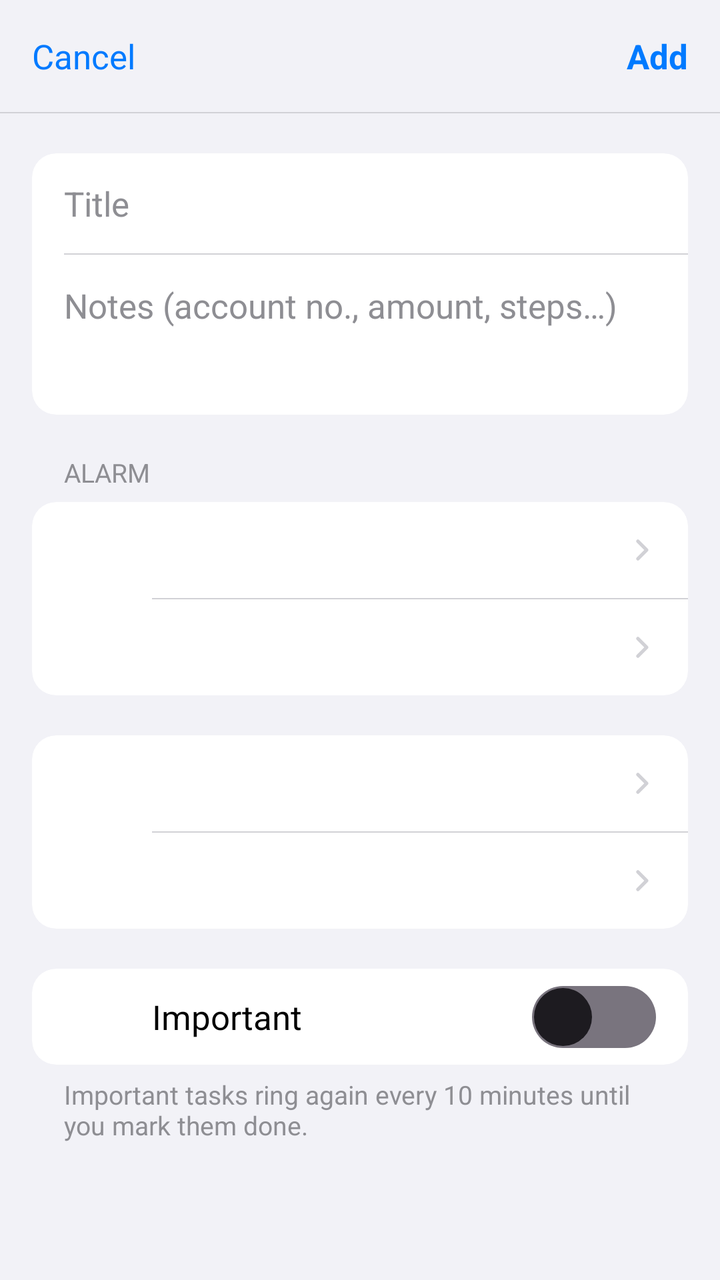
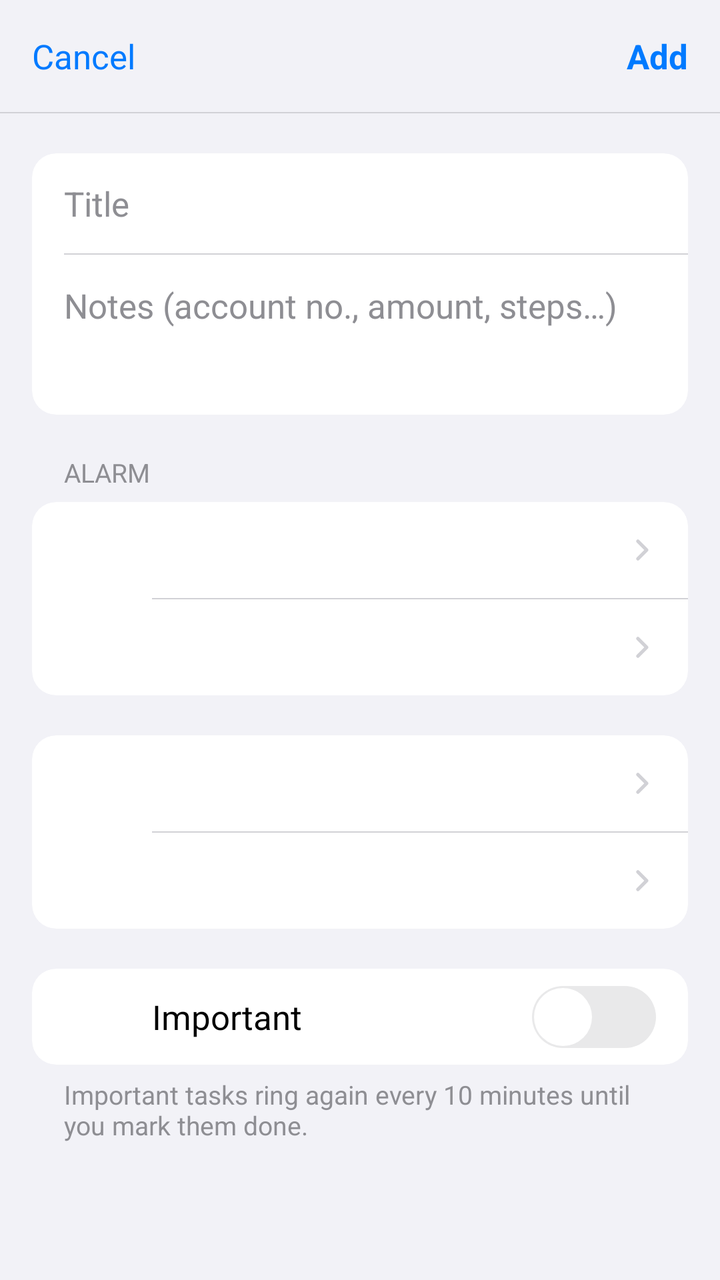

An Android layout rendered at two revisions. The XML below is the earlier revision; the diff shows what the commit changed to produce the second picture.
<!-- AndroidManifest.xml: application theme Theme.OfficeToDo -->
<!-- res/layout/activity_edit.xml -->
<?xml version="1.0" encoding="utf-8"?>
<LinearLayout xmlns:android="http://schemas.android.com/apk/res/android"
    xmlns:app="http://schemas.android.com/apk/res-auto"
    android:layout_width="match_parent"
    android:layout_height="match_parent"
    android:background="@color/ios_bg"
    android:orientation="vertical">

    
    <FrameLayout
        android:layout_width="match_parent"
        android:layout_height="56dp">

        <TextView
            android:id="@+id/bar_cancel"
            android:layout_width="wrap_content"
            android:layout_height="match_parent"
            android:layout_gravity="start"
            android:background="?attr/selectableItemBackgroundBorderless"
            android:gravity="center"
            android:paddingHorizontal="16dp"
            android:text="Cancel"
            android:textColor="?attr/colorPrimary"
            android:textSize="17sp" />

        <TextView
            android:id="@+id/bar_title"
            android:layout_width="wrap_content"
            android:layout_height="wrap_content"
            android:layout_gravity="center"
            android:textColor="@color/ios_label"
            android:textSize="17sp"
            android:textStyle="bold" />

        <TextView
            android:id="@+id/bar_save"
            android:layout_width="wrap_content"
            android:layout_height="match_parent"
            android:layout_gravity="end"
            android:background="?attr/selectableItemBackgroundBorderless"
            android:gravity="center"
            android:paddingHorizontal="16dp"
            android:text="Add"
            android:textColor="?attr/colorPrimary"
            android:textSize="17sp"
            android:textStyle="bold" />
    </FrameLayout>

    <View
        android:layout_width="match_parent"
        android:layout_height="0.6dp"
        android:background="@color/ios_separator" />

<ScrollView
    android:layout_width="match_parent"
    android:layout_height="0dp"
    android:layout_weight="1"
    android:fillViewport="true">

    <LinearLayout
        android:layout_width="match_parent"
        android:layout_height="wrap_content"
        android:animateLayoutChanges="true"
        android:orientation="vertical"
        android:paddingHorizontal="16dp"
        android:paddingBottom="32dp">


        
        <com.google.android.material.card.MaterialCardView
            style="@style/IosGroup"
            android:layout_width="match_parent"
            android:layout_height="wrap_content"
            android:layout_marginTop="20dp">

            <LinearLayout
                android:layout_width="match_parent"
                android:layout_height="wrap_content"
                android:orientation="vertical">

                <EditText
                    android:id="@+id/title"
                    android:layout_width="match_parent"
                    android:layout_height="wrap_content"
                    android:background="@null"
                    android:hint="Title"
                    android:importantForAutofill="no"
                    android:inputType="textCapSentences"
                    android:minHeight="50dp"
                    android:paddingHorizontal="16dp"
                    android:textColor="@color/ios_label"
                    android:textColorHint="@color/ios_secondary"
                    android:textSize="17sp" />

                <View
                    android:layout_width="match_parent"
                    android:layout_height="0.6dp"
                    android:layout_marginStart="16dp"
                    android:background="@color/ios_separator" />

                <EditText
                    android:id="@+id/notes"
                    android:layout_width="match_parent"
                    android:layout_height="wrap_content"
                    android:background="@null"
                    android:gravity="top"
                    android:hint="Notes (account no., amount, steps…)"
                    android:importantForAutofill="no"
                    android:inputType="textCapSentences|textMultiLine"
                    android:minHeight="80dp"
                    android:paddingHorizontal="16dp"
                    android:paddingVertical="14dp"
                    android:textColor="@color/ios_label"
                    android:textColorHint="@color/ios_secondary"
                    android:textSize="17sp" />
            </LinearLayout>
        </com.google.android.material.card.MaterialCardView>

        
        <TextView
            style="@style/IosGroupLabel"
            android:layout_width="wrap_content"
            android:layout_height="wrap_content"
            android:text="Alarm" />

        <com.google.android.material.card.MaterialCardView
            style="@style/IosGroup"
            android:layout_width="match_parent"
            android:layout_height="wrap_content">

            <LinearLayout
                android:layout_width="match_parent"
                android:layout_height="wrap_content"
                android:orientation="vertical">

                <include android:id="@+id/row_date" layout="@layout/item_form_row" />
                <include layout="@layout/divider_inset" />
                <include android:id="@+id/row_time" layout="@layout/item_form_row" />
            </LinearLayout>
        </com.google.android.material.card.MaterialCardView>


        
        <com.google.android.material.card.MaterialCardView
            style="@style/IosGroup"
            android:layout_width="match_parent"
            android:layout_height="wrap_content"
            android:layout_marginTop="20dp">

            <LinearLayout
                android:layout_width="match_parent"
                android:layout_height="wrap_content"
                android:orientation="vertical">

                <include android:id="@+id/row_repeat" layout="@layout/item_form_row" />
                <include layout="@layout/divider_inset" />
                <include android:id="@+id/row_early" layout="@layout/item_form_row" />
            </LinearLayout>
        </com.google.android.material.card.MaterialCardView>

        
        <com.google.android.material.card.MaterialCardView
            style="@style/IosGroup"
            android:layout_width="match_parent"
            android:layout_height="wrap_content"
            android:layout_marginTop="20dp">

            <LinearLayout
                android:id="@+id/row_important"
                style="@style/IosRow"
                android:layout_width="match_parent"
                android:layout_height="wrap_content"
                android:orientation="horizontal">

                <ImageView
                    android:id="@+id/important_icon"
                    android:layout_width="30dp"
                    android:layout_height="30dp"
                    android:background="@drawable/bg_icon_square"
                    android:importantForAccessibility="no"
                    android:padding="5dp"
                    android:src="@drawable/ic_flag" />

                <TextView
                    android:layout_width="0dp"
                    android:layout_height="wrap_content"
                    android:layout_marginStart="14dp"
                    android:layout_weight="1"
                    android:paddingVertical="12dp"
                    android:text="Important"
                    android:textColor="@color/ios_label"
                    android:textSize="17sp" />

                <androidx.appcompat.widget.SwitchCompat
                    android:id="@+id/important"
                    style="@style/IosSwitch"
                    android:layout_width="wrap_content"
                    android:layout_height="wrap_content" />
            </LinearLayout>
        </com.google.android.material.card.MaterialCardView>

        <TextView
            android:layout_width="match_parent"
            android:layout_height="wrap_content"
            android:paddingHorizontal="16dp"
            android:paddingTop="6dp"
            android:text="Important tasks ring again every 10 minutes until you mark them done."
            android:textColor="@color/ios_secondary"
            android:textSize="13sp" />

        
        <com.google.android.material.card.MaterialCardView
            android:id="@+id/delete_group"
            style="@style/IosGroup"
            android:layout_width="match_parent"
            android:layout_height="wrap_content"
            android:layout_marginTop="28dp"
            android:visibility="gone">

            <TextView
                android:id="@+id/delete"
                android:layout_width="match_parent"
                android:layout_height="50dp"
                android:background="?attr/selectableItemBackground"
                android:gravity="center"
                android:text="Delete Task"
                android:textColor="@color/ios_red"
                android:textSize="17sp" />
        </com.google.android.material.card.MaterialCardView>
    </LinearLayout>
</ScrollView>
</LinearLayout>
<!-- res/layout/item_form_row.xml (included above) -->
<?xml version="1.0" encoding="utf-8"?>
<LinearLayout xmlns:android="http://schemas.android.com/apk/res/android"
    style="@style/IosRow"
    android:layout_width="match_parent"
    android:layout_height="wrap_content"
    android:clickable="true"
    android:focusable="true"
    android:orientation="horizontal">

    <ImageView
        android:id="@+id/row_icon"
        android:layout_width="30dp"
        android:layout_height="30dp"
        android:background="@drawable/bg_icon_square"
        android:importantForAccessibility="no"
        android:padding="5dp" />

    <LinearLayout
        android:layout_width="0dp"
        android:layout_height="wrap_content"
        android:layout_marginStart="14dp"
        android:layout_weight="1"
        android:orientation="vertical"
        android:paddingVertical="10dp">

        <TextView
            android:id="@+id/row_title"
            android:layout_width="wrap_content"
            android:layout_height="wrap_content"
            android:textColor="@color/ios_label"
            android:textSize="17sp" />

        <TextView
            android:id="@+id/row_subtitle"
            android:layout_width="wrap_content"
            android:layout_height="wrap_content"
            android:textColor="@color/ios_secondary"
            android:textSize="13sp"
            android:visibility="gone" />
    </LinearLayout>

    <TextView
        android:id="@+id/row_value"
        android:layout_width="wrap_content"
        android:layout_height="wrap_content"
        android:layout_marginStart="8dp"
        android:gravity="end"
        android:maxWidth="200dp"
        android:textColor="@color/ios_secondary"
        android:textSize="17sp" />

    <ImageView
        android:id="@+id/row_chevron"
        android:layout_width="14dp"
        android:layout_height="14dp"
        android:layout_marginStart="6dp"
        android:importantForAccessibility="no"
        android:src="@drawable/ic_chevron_right" />
</LinearLayout>
<!-- res/layout/divider_inset.xml (included above) -->
<?xml version="1.0" encoding="utf-8"?>
<View xmlns:android="http://schemas.android.com/apk/res/android"
    android:layout_width="match_parent"
    android:layout_height="0.6dp"
    android:layout_marginStart="60dp"
    android:background="@color/ios_separator" />
<!-- resources referenced by this layout -->
<resources>
  <color name="ios_bg">#F2F2F7</color>
  <color name="ios_label">#000000</color>
  <color name="ios_red">#FF3B30</color>
  <color name="ios_secondary">#8E8E93</color>
  <color name="ios_separator">#D1D1D6</color>
  <!-- drawable bg_icon_square (drawable) -->
  <shape xmlns:android="http://schemas.android.com/apk/res/android" android:shape="rectangle">
      <solid android:color="#FFFFFF" />
      <corners android:radius="7dp" />
  </shape>
  <!-- drawable ic_flag (drawable) -->
  <vector xmlns:android="http://schemas.android.com/apk/res/android"
      android:width="24dp" android:height="24dp" android:viewportWidth="24" android:viewportHeight="24">
      <path android:fillColor="#FFFFFFFF" android:pathData="M14.4,6L14,4H5v17h2v-7h5.6l0.4,2h7V6z"/>
  </vector>
  <style name="IosGroup" parent="Widget.Material3.CardView.Filled">
          <item name="cardBackgroundColor">@color/ios_cell</item>
          <item name="cardCornerRadius">12dp</item>
          <item name="cardElevation">0dp</item>
      </style>
  <style name="IosRow">
          <item name="android:minHeight">48dp</item>
          <item name="android:paddingStart">16dp</item>
          <item name="android:paddingEnd">16dp</item>
          <item name="android:gravity">center_vertical</item>
          <item name="android:background">?attr/selectableItemBackground</item>
      </style>
  <style name="IosSwitch" parent="Widget.AppCompat.CompoundButton.Switch">
          <item name="android:thumb">@drawable/ios_switch_thumb</item>
          <item name="track">@drawable/ios_switch_track</item>
          <item name="showText">false</item>
          <item name="switchMinWidth">51dp</item>
      </style>
  <color name="ios_cell">#FFFFFF</color>
  <!-- drawable ios_switch_track (drawable) -->
  <shape xmlns:android="http://schemas.android.com/apk/res/android" android:shape="rectangle">
      <solid android:color="@color/ios_switch_track_color" />
      <corners android:radius="16dp" />
      <size android:width="51dp" android:height="31dp" />
  </shape>
  <color name="brand">#007AFF</color>
  <style name="IosToolbar" parent="Widget.Material3.Toolbar">
          <item name="android:background">@color/ios_bg</item>
          <item name="titleCentered">true</item>
          <item name="titleTextAppearance">@style/IosNavTitle</item>
          <item name="navigationIconTint">?attr/colorPrimary</item>
      </style>
  <style name="IosOverflow" parent="Widget.AppCompat.ActionButton.Overflow">
          <item name="android:src">@drawable/ic_more</item>
      </style>
  <style name="IosDialog" parent="ThemeOverlay.Material3.MaterialAlertDialog">
          <item name="shapeAppearanceOverlay">@style/IosDialogShape</item>
          <item name="colorSurfaceContainerHigh">@color/ios_cell</item>
      </style>
  <style name="IosChip" parent="Widget.Material3.Chip.Assist">
          <item name="chipBackgroundColor">@color/ios_cell</item>
          <item name="chipStrokeWidth">0dp</item>
          <item name="chipCornerRadius">16dp</item>
          <item name="android:textColor">?attr/colorPrimary</item>
      </style>
  <style name="IosBottomSheetDialog" parent="ThemeOverlay.Material3.BottomSheetDialog">
          <item name="bottomSheetStyle">@style/IosBottomSheet</item>
      </style>
  <style name="IosNavTitle" parent="TextAppearance.Material3.TitleMedium">
          <item name="android:textSize">17sp</item>
          <item name="android:textStyle">bold</item>
          <item name="android:textColor">@color/ios_label</item>
      </style>
  <style name="IosDialogShape" parent="">
          <item name="cornerFamily">rounded</item>
          <item name="cornerSize">16dp</item>
      </style>
  <style name="IosBottomSheet" parent="Widget.Material3.BottomSheet.Modal">
          <item name="backgroundTint">@color/ios_cell</item>
      </style>
  <!-- unchanged entries left out for length: 7 -->
</resources>

<!-- the commit's change to res/layout/activity_edit.xml (unified diff, before → after) -->
@@ -153,10 +153,33 @@
                 android:orientation="vertical">
 
                 <include android:id="@+id/row_repeat" layout="@layout/item_form_row" />
+
+                
+                <LinearLayout
+                    android:id="@+id/workday_wrap"
+                    android:layout_width="match_parent"
+                    android:layout_height="wrap_content"
+                    android:orientation="vertical"
+                    android:visibility="gone">
+
+                    <include layout="@layout/divider_inset" />
+                    <include android:id="@+id/row_workday" layout="@layout/item_form_row" />
+                </LinearLayout>
+
                 <include layout="@layout/divider_inset" />
                 <include android:id="@+id/row_early" layout="@layout/item_form_row" />
             </LinearLayout>
         </com.google.android.material.card.MaterialCardView>
+
+        <TextView
+            android:id="@+id/workday_note"
+            android:layout_width="match_parent"
+            android:layout_height="wrap_content"
+            android:paddingHorizontal="16dp"
+            android:paddingTop="6dp"
+            android:textColor="@color/ios_secondary"
+            android:textSize="13sp"
+            android:visibility="gone" />
 
         
         <com.google.android.material.card.MaterialCardView
<!-- resource entries referenced after the edit -->
@@ -32,6 +32,9 @@
           <item name="track">@drawable/ios_switch_track</item>
           <item name="showText">false</item>
           <item name="switchMinWidth">51dp</item>
+          <item name="thumbTint">@android:color/white</item>
+          <item name="trackTint">@color/ios_switch_track_color</item>
+          <item name="trackTintMode">src_in</item>
       </style>
   <color name="ios_cell">#FFFFFF</color>
   <!-- drawable ios_switch_track (drawable) -->
